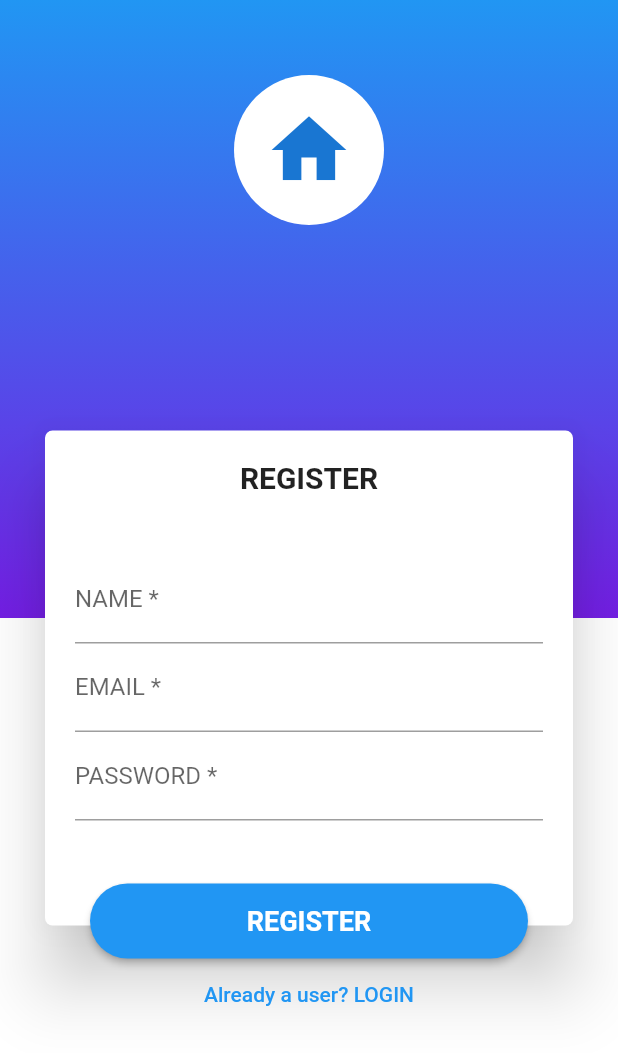
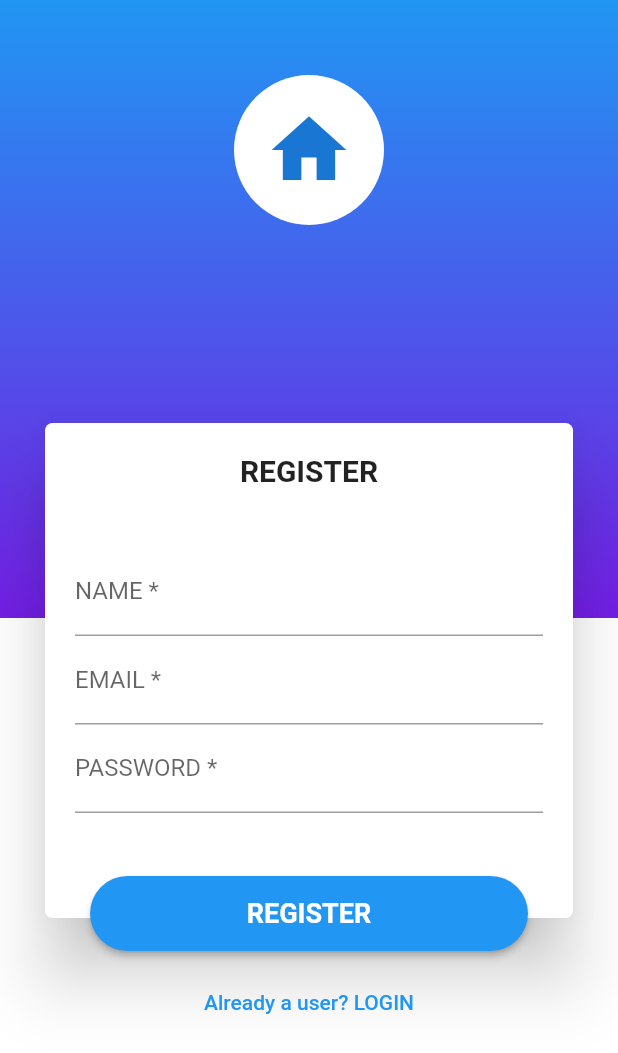
Before and after one commit to sukanto113/profile-app, a Flutter app: the RegistrationPage screen opened directly, on a phone screen of 412 x 824 dp. Shown: the top 1053 px of the screen. Run offline on Flutter 3.47's test engine with Material 2 defaults, Android fonts, the phone set to English and light mode, and no system bars; our stand-ins replace email_validator, shared_preferences; accounts and stored records are empty.

Commit message:
refactor form

```diff
--- a/lib/view/page/login.dart
+++ b/lib/view/page/login.dart
@@ -1,10 +1,11 @@
 import 'package:flutter/material.dart';
-import 'package:email_validator/email_validator.dart';
 import 'package:profile_app/user_manager/user_manager.dart';
 import 'package:profile_app/util/dialog.dart';
 import 'package:profile_app/util/navigation.dart';
 import 'package:profile_app/view/page/registration.dart';
 import 'package:profile_app/view/widget/floating_card_form_screen.dart';
+import 'package:profile_app/view/widget/form_util.dart';
+
 
 class LoginPage extends StatefulWidget {
   const LoginPage({super.key});
@@ -52,30 +53,17 @@ class _LoginPageState extends State<LoginPage> {
     return Scaffold(
       body: FloatingCardFormScreen(
         background: const BackgroundWithHomeIcon(),
-        margin: const EdgeInsets.fromLTRB(30, 150, 30, 90),
+        margin: const EdgeInsets.fromLTRB(30, 150, 30, 110),
         stackedChild: Column(
           crossAxisAlignment: CrossAxisAlignment.stretch,
           children: [
-            ElevatedButton(
-              onPressed: _onLoginButtonPressed,
-              style: ElevatedButton.styleFrom(
-                minimumSize: const Size(100, 50),
-                shape: RoundedRectangleBorder(
-                  borderRadius: BorderRadius.circular(25)
-                )
-              ),
-              child: const Text(
-                "LOGIN",
-                style: TextStyle(
-                  fontWeight: FontWeight.bold,
-                  fontSize: 18,
-                ),
-              ),
-            ),
+            ElevatedFormActionButton(onPressed: _onLoginButtonPressed),
+            const SizedBox(height: 10,),
             TextButton(
               onPressed: _onRegisterPressed,
               child: const Text("Need an account? REGISTER"),
             ),
+            const SizedBox(height: 10,),
             const Text(
               "Forgot password?",
               textAlign: TextAlign.center,
@@ -90,43 +78,10 @@ class _LoginPageState extends State<LoginPage> {
           mainAxisSize: MainAxisSize.min,
           crossAxisAlignment: CrossAxisAlignment.stretch,
           children: [
-            Container(
-              margin: const EdgeInsets.only(bottom: 40),
-              child: const Text(
-                "LOGIN",
-                textAlign: TextAlign.center,
-                style: TextStyle(
-                  fontWeight: FontWeight.bold,
-                  fontSize: 20
-                ),
-              ),
-            ),
-            TextFormField(
-              controller: _userEmailController,
-              autovalidateMode: AutovalidateMode.always,
-              decoration: const InputDecoration(
-                hintText: 'user@example.com',
-                labelText: 'EMAIL *',
-              ),
-              validator: (String? value) {
-                if( value == ""){
-                  return null;
-                }else{
-                  return (value !=null && EmailValidator.validate(value)) ? null : "Please enter a valid email";
-                }
-              },
-            ),
-            Container(
-              margin: const EdgeInsets.only(bottom: 50),
-              child: TextFormField(
-                controller: _userPasswordController,
-                obscureText: true,
-                decoration: const InputDecoration(
-                  hintText: 'Password',
-                  labelText: 'PASSWORD *',
-                ),
-              ),
-            ),
+            const FormHeaderText(text: "LOGIN"),
+            EmailFormField(userEmailController: _userEmailController),
+            PasswordFormField(userPasswordController: _userPasswordController),
+            const SizedBox(height: 50,)
           ],
         ),
       ),
--- a/lib/view/page/registration.dart
+++ b/lib/view/page/registration.dart
@@ -5,6 +5,7 @@ import 'package:profile_app/util/dialog.dart';
 import 'package:profile_app/util/navigation.dart';
 import 'package:profile_app/view/page/login.dart';
 import 'package:profile_app/view/widget/floating_card_form_screen.dart';
+import 'package:profile_app/view/widget/form_util.dart';
 
 class RegistrationPage extends StatefulWidget {
   const RegistrationPage({super.key});
@@ -56,26 +57,12 @@ class _RegistrationPageState extends State<RegistrationPage> {
     return Scaffold(
       body: FloatingCardFormScreen(
         background: const BackgroundWithHomeIcon(),
-        margin: const EdgeInsets.fromLTRB(30, 150, 30, 70),
+        margin: const EdgeInsets.fromLTRB(30, 150, 30, 80),
         stackedChild: Column(
           crossAxisAlignment: CrossAxisAlignment.stretch,
           children: [
-            ElevatedButton(
-              onPressed: _onRegisterButtonPressed,
-              style: ElevatedButton.styleFrom(
-                minimumSize: const Size(100, 50),
-                shape: RoundedRectangleBorder(
-                  borderRadius: BorderRadius.circular(25)
-                )
-              ),
-              child: const Text(
-                "REGISTER",
-                style: TextStyle(
-                  fontWeight: FontWeight.bold,
-                  fontSize: 18,
-                ),
-              ),
-            ),
+            ElevatedFormActionButton(onPressed: _onRegisterButtonPressed,),
+            const SizedBox(height: 10,),
             TextButton(
               onPressed: _onLoginPressed,
               child: const Text("Already a user? LOGIN"),
@@ -86,51 +73,11 @@ class _RegistrationPageState extends State<RegistrationPage> {
           mainAxisSize: MainAxisSize.min,
           crossAxisAlignment: CrossAxisAlignment.stretch,
           children: [
-            Container(
-              margin: const EdgeInsets.only(bottom: 40),
-              child: const Text(
-                "REGISTER",
-                textAlign: TextAlign.center,
-                style: TextStyle(
-                  fontWeight: FontWeight.bold,
-                  fontSize: 20
-                ),
-              ),
-            ),
-            TextFormField(
-              controller: _userNameController,
-              autovalidateMode: AutovalidateMode.always,
-              decoration: const InputDecoration(
-                hintText: 'John Doe',
-                labelText: 'NAME *',
-              ),
-            ),
-            TextFormField(
-              controller: _userEmailController,
-              autovalidateMode: AutovalidateMode.always,
-              decoration: const InputDecoration(
-                hintText: 'user@example.com',
-                labelText: 'EMAIL *',
-              ),
-              validator: (String? value) {
-                if( value == ""){
-                  return null;
-                }else{
-                  return (value !=null && EmailValidator.validate(value)) ? null : "Please enter a valid email";
-                }
-              },
-            ),
-            Container(
-              margin: const EdgeInsets.only(bottom: 50),
-              child: TextFormField(
-                controller: _userPasswordController,
-                obscureText: true,
-                decoration: const InputDecoration(
-                  hintText: 'Password',
-                  labelText: 'PASSWORD *',
-                ),
-              ),
-            ),
+            const FormHeaderText(text: "REGISTER"),
+            NameFormField(userNameController: _userNameController),
+            EmailFormField(userEmailController: _userEmailController),
+            PasswordFormField(userPasswordController: _userEmailController,),
+            const SizedBox(height: 50,),
           ],
         ),
       ),
--- /dev/null
+++ b/lib/view/widget/form_util.dart
@@ -0,0 +1,130 @@
+import 'package:email_validator/email_validator.dart';
+import 'package:flutter/material.dart';
+
+class NameFormField extends StatelessWidget {
+  const NameFormField({
+    Key? key,
+    required TextEditingController userNameController,
+  }) : _userNameController = userNameController, super(key: key);
+
+  final TextEditingController _userNameController;
+
+  @override
+  Widget build(BuildContext context) {
+    return TextFormField(
+      controller: _userNameController,
+      autovalidateMode: AutovalidateMode.always,
+      decoration: const InputDecoration(
+        hintText: 'John Doe',
+        labelText: 'NAME *',
+      ),
+    );
+  }
+}
+
+
+class PasswordFormField extends StatelessWidget {
+  const PasswordFormField({
+    Key? key,
+    required TextEditingController userPasswordController,
+  }) : _userPasswordController = userPasswordController, super(key: key);
+
+  final TextEditingController _userPasswordController;
+
+  @override
+  Widget build(BuildContext context) {
+    return TextFormField(
+      controller: _userPasswordController,
+      obscureText: true,
+      decoration: const InputDecoration(
+        hintText: 'Password',
+        labelText: 'PASSWORD *',
+      ),
+    );
+  }
+}
+
+class EmailFormField extends StatelessWidget {
+  const EmailFormField({
+    Key? key,
+    required TextEditingController userEmailController,
+  }) : _userEmailController = userEmailController, super(key: key);
+
+  final TextEditingController _userEmailController;
+
+  @override
+  Widget build(BuildContext context) {
+    return TextFormField(
+      controller: _userEmailController,
+      autovalidateMode: AutovalidateMode.always,
+      decoration: const InputDecoration(
+        hintText: 'user@example.com',
+        labelText: 'EMAIL *',
+      ),
+      validator: (String? value) {
+        if( value == ""){
+          return null;
+        }else{
+          return (value !=null && EmailValidator.validate(value)) ? null : "Please enter a valid email";
+        }
+      },
+    );
+  }
+}
+
+
+class ElevatedFormActionButton extends StatelessWidget {
+
+  const ElevatedFormActionButton({
+    required this.onPressed,
+    Key? key,
+  }) : super(key: key);
+
+  final VoidCallback onPressed;
+
+  @override
+  Widget build(BuildContext context) {
+    return ElevatedButton(
+      // onPressed: (){},
+      onPressed: onPressed,
+      style: ElevatedButton.styleFrom(
+        minimumSize: const Size(100, 50),
+        shape: RoundedRectangleBorder(
+          borderRadius: BorderRadius.circular(25)
+        )
+      ),
+      child: const Text(
+        "REGISTER",
+        style: TextStyle(
+          fontWeight: FontWeight.bold,
+          fontSize: 18,
+        ),
+      ),
+    );
+  }
+}
+
+
+class FormHeaderText extends StatelessWidget {
+  const FormHeaderText({
+    required this.text,
+    Key? key,
+  }) : super(key: key);
+
+  final String text;
+
+  @override
+  Widget build(BuildContext context) {
+    return Container(
+      margin: const EdgeInsets.only(bottom: 40),
+      child: Text(
+        text,
+        textAlign: TextAlign.center,
+        style: const TextStyle(
+          fontWeight: FontWeight.bold,
+          fontSize: 20
+        ),
+      ),
+    );
+  }
+}
```
